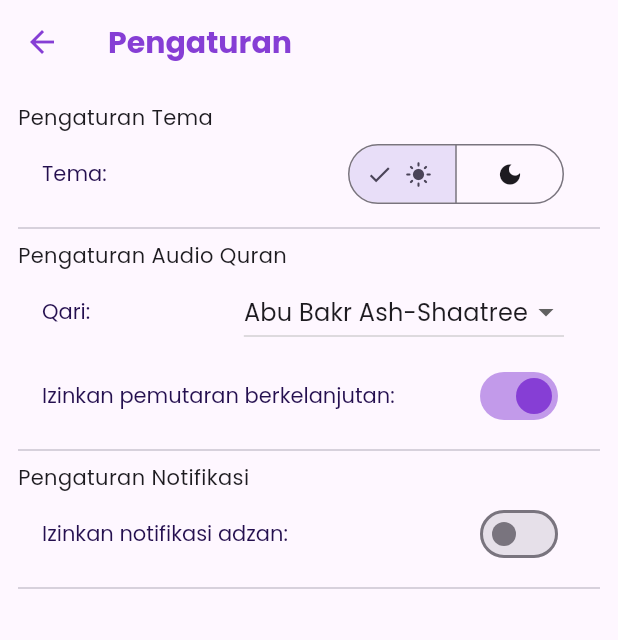
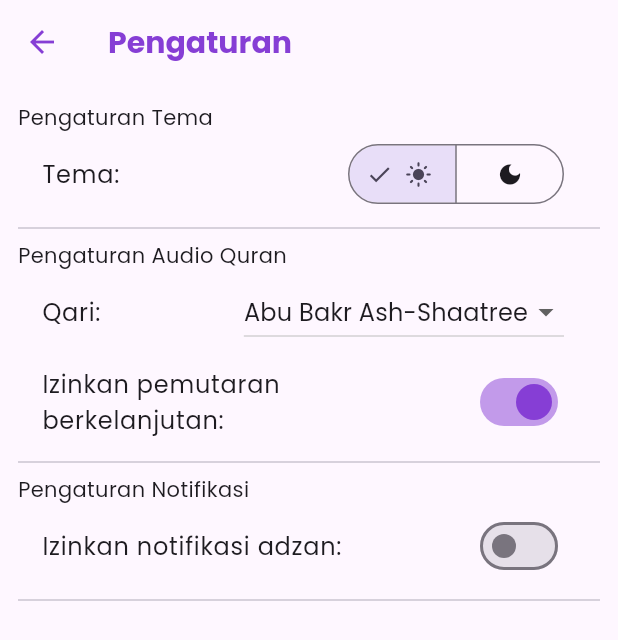
Before and after one commit to degagz90/quran_clean_app, a Flutter app: the SettingsView screen opened by its route, on a phone screen of 412 x 824 dp. Shown: the top 640 px of the screen. Run offline on Flutter 3.47's test engine with Material 3 defaults, Android fonts, the phone set to English and light mode, and no system bars; our stand-ins replace flutter_compass, flutter_local_notifications, geolocator, get, get_storage, just_audio and 2 more; missing offline and left inert: adhan_dart; accounts and stored records are empty; network calls fail.

Commit message:
feat: Improve theming and text styles across various components; adjust colors and font sizes for better readability

```diff
--- a/lib/core/themes/app_theme.dart
+++ b/lib/core/themes/app_theme.dart
@@ -28,7 +28,6 @@ class AppTheme {
     ),
 
     listTileTheme: ListTileThemeData(
-      titleTextStyle: AppText.listTileTitleLight,
       subtitleTextStyle: AppText.listTileSubtLight,
     ),
   );
@@ -54,9 +53,9 @@ class AppTheme {
     navigationBarTheme: NavigationBarThemeData(
       backgroundColor: AppColors.biruTua3,
       labelTextStyle: WidgetStateProperty.all<TextStyle>(
-        TextStyle(color: AppColors.abu1, fontFamily: 'Poppins'),
+        TextStyle(color: AppColors.ungu3, fontFamily: 'Poppins'),
       ),
-      iconTheme: WidgetStatePropertyAll(IconThemeData(color: AppColors.abu1)),
+      iconTheme: WidgetStatePropertyAll(IconThemeData(color: AppColors.ungu3)),
     ),
 
     listTileTheme: ListTileThemeData(
--- a/lib/modules/bookmark/presentation/views/bookmark_view.dart
+++ b/lib/modules/bookmark/presentation/views/bookmark_view.dart
@@ -95,7 +95,10 @@ class BookmarkView extends GetView<BookmarkController> {
                             },
                           );
                         },
-                        child: Text("Ke Ayat"),
+                        child: Text(
+                          "Ke Ayat",
+                          textScaler: TextScaler.linear(0.8),
+                        ),
                       ),
                     );
                   },
--- a/lib/modules/quran/presentation/widgets/surat_detail/ayat_widget.dart
+++ b/lib/modules/quran/presentation/widgets/surat_detail/ayat_widget.dart
@@ -123,8 +123,8 @@ class _AyatWidgetState extends State<AyatWidget> {
               subtitle: Text(
                 ayat.terjemah,
                 style: Get.theme.brightness == Brightness.light
-                    ? AppText.listTileSubtLight
-                    : AppText.listTileSubtDark,
+                    ? AppText.listTileSubtLight.copyWith(fontSize: 14)
+                    : AppText.listTileSubtDark.copyWith(fontSize: 14),
               ),
             ),
           ],
--- a/lib/modules/quran/presentation/widgets/surat_detail/buttons/tafsir_button.dart
+++ b/lib/modules/quran/presentation/widgets/surat_detail/buttons/tafsir_button.dart
@@ -26,7 +26,9 @@ class TafsirButton extends StatelessWidget {
                 padding: const EdgeInsets.symmetric(horizontal: 8),
                 child: Text(
                   '${_ayat.tafsir}\n\nsumber: Kementrian Agama Republik Indonesia',
-                  style: AppText.subtitleText,
+                  style: Get.theme.brightness == Brightness.light
+                      ? AppText.listTileSubtLight.copyWith(fontSize: 14)
+                      : AppText.listTileSubtDark.copyWith(fontSize: 14),
                 ),
               ),
             ),
--- a/lib/modules/settings/presentation/views/settings_view.dart
+++ b/lib/modules/settings/presentation/views/settings_view.dart
@@ -15,6 +15,7 @@ class SettingsView extends GetView<SettingsController> {
 
       body: Padding(
         padding: EdgeInsetsGeometry.all(12),
+        child: SingleChildScrollView(
           child: Column(
             crossAxisAlignment: CrossAxisAlignment.start,
             children: [
@@ -103,6 +104,7 @@ class SettingsView extends GetView<SettingsController> {
             ],
           ),
         ),
+      ),
     );
   }
 }
```
Also changed, not shown: lib/modules/quran/presentation/widgets/quran_home/surat_tab.dart (+8 -1 lines), lib/modules/sholat/presentation/widgets/compass_widget.dart (+12 -3 lines). Lines whose indentation alone changed are shown as unchanged.
